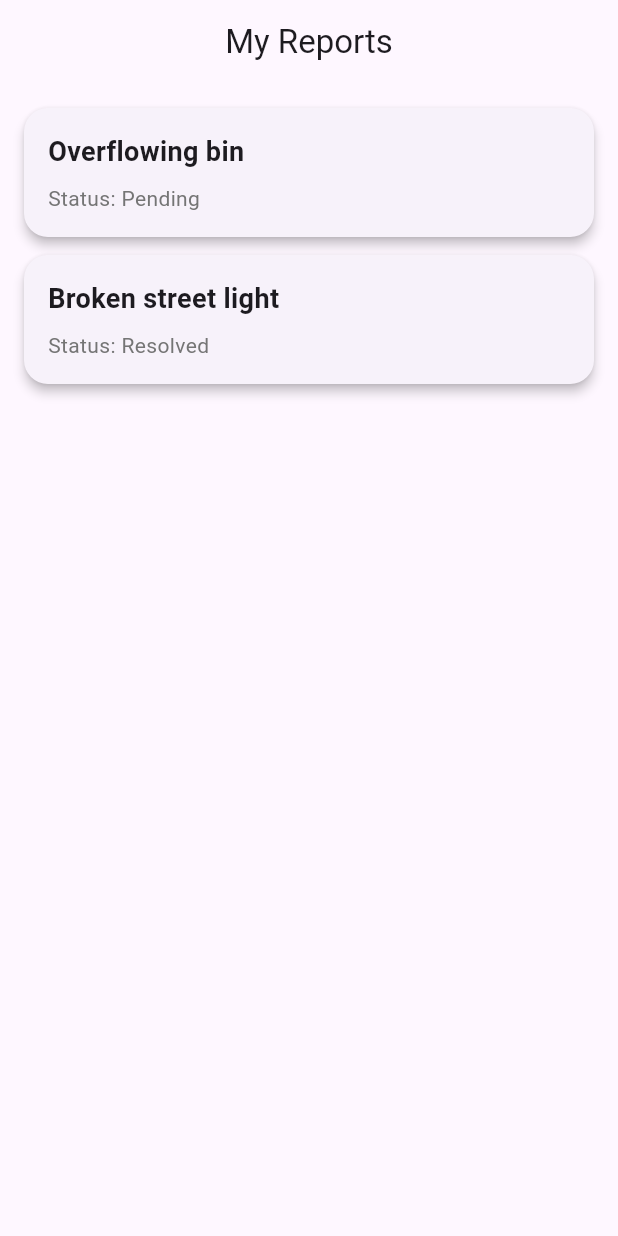
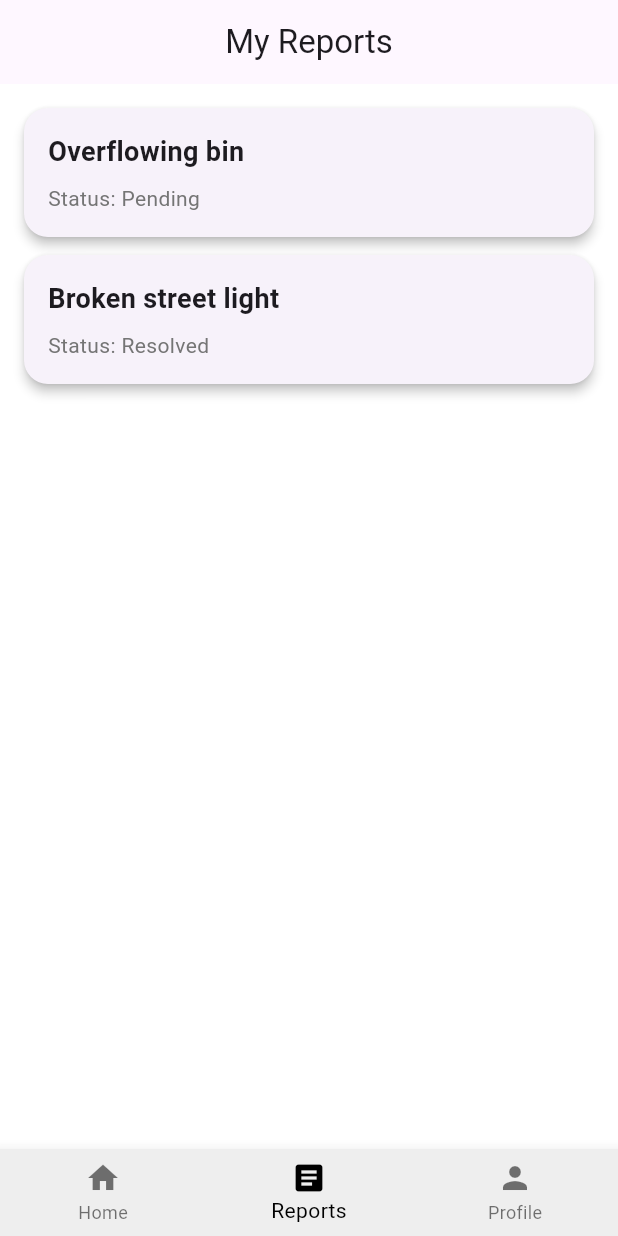
Before and after one commit to ZAYATY-260/flutter_application_1, a Flutter app: the ReportsPage screen opened directly, on a phone screen of 412 x 824 dp. Run offline on Flutter 3.47's test engine with Material 3 defaults, Android fonts, the phone set to English and light mode, and no system bars.

Commit message:
reports page integrated

```diff
--- a/lib/screens/reports.dart
+++ b/lib/screens/reports.dart
@@ -1,4 +1,6 @@
 import 'package:flutter/material.dart';
+import 'package:flutter_application_1/screens/ProfilePage.dart';
+import 'package:flutter_application_1/screens/homepage.dart';
 import 'package:flutter_application_1/screens/reportDetails.dart';
 
 
@@ -51,6 +53,33 @@ class _ReportsPageState extends State<ReportsPage> {
       appBar: AppBar(
         title: Text('My Reports'),
         centerTitle: true,
+      ),
+      backgroundColor: Colors.white,
+      bottomNavigationBar: BottomNavigationBar(
+        backgroundColor: Colors.grey[200],
+        currentIndex: 1,
+        selectedItemColor: Colors.black,
+        unselectedItemColor: Colors.black54,
+        showUnselectedLabels: true,
+        items: const [
+          BottomNavigationBarItem(icon: Icon(Icons.home), label: "Home"),
+          BottomNavigationBarItem(icon: Icon(Icons.article), label: "Reports"),
+          BottomNavigationBarItem(icon: Icon(Icons.person), label: "Profile"),
+        ],
+        onTap: (int index) {
+          if (index == 0) {
+            Navigator.pushReplacement(
+              context,
+              MaterialPageRoute(builder: (context) => const HomePage()),
+            );
+          } else if(index == 2)
+          {
+             Navigator.pushReplacement(
+              context,
+              MaterialPageRoute(builder: (context) => const ProfilePage()),
+            );
+          }
+        },
       ),
       body: ListView.builder(
         padding: EdgeInsets.all(16),
```
Also changed, not shown: lib/screens/ProfilePage.dart (+8 -1 lines), lib/screens/homepage.dart (+7 -0 lines), assets/map-preview.png (added).
